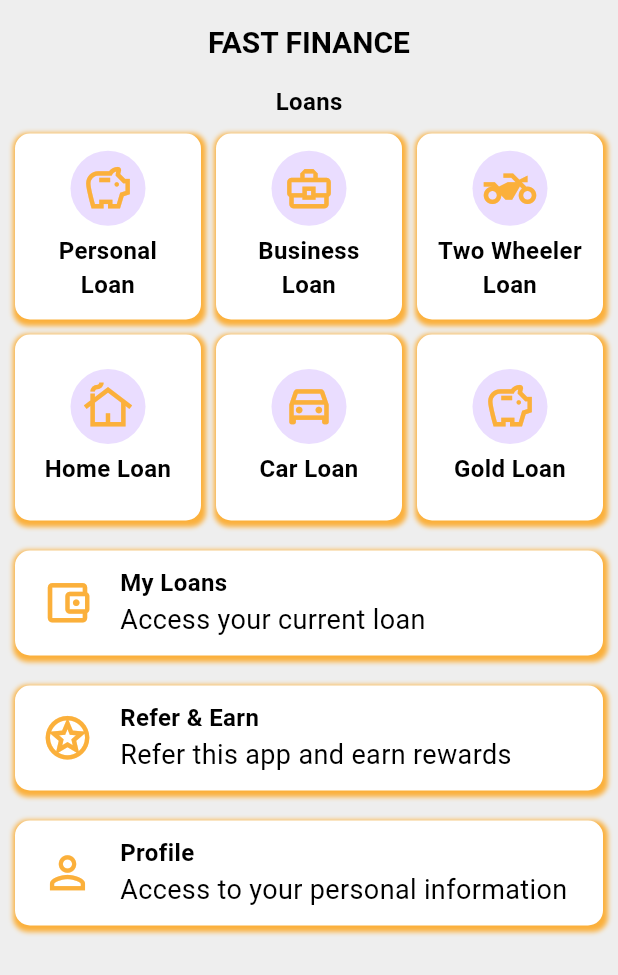
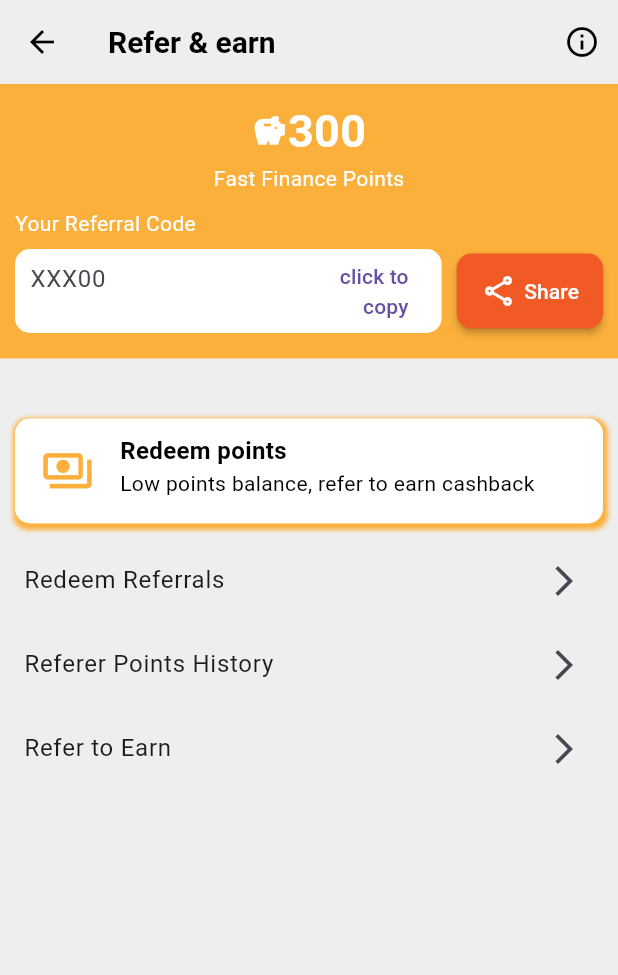
Before and after one commit to mehtab0111/fast_finance, a Flutter app: the HomePage screen opened directly, after a tap on "Refer & Earn", on a phone screen of 412 x 824 dp. Shown: the top 975 px of the screen. Run offline on Flutter 3.47's test engine with Material 2 defaults, Android fonts, the phone set to English and light mode, and no system bars; our stand-ins replace image_picker, introduction_screen, share_plus.

Commit message:
Referral page and UI redesigned

```diff
--- a/lib/Screen/homePage.dart
+++ b/lib/Screen/homePage.dart
@@ -2,10 +2,10 @@ import 'package:fast_finance/Components/database.dart';
 import 'package:fast_finance/Screen/loanAmount.dart';
 import 'package:fast_finance/Screen/myLoan.dart';
 import 'package:fast_finance/Screen/profilePage.dart';
+import 'package:fast_finance/Screen/referAndEarn.dart';
 import 'package:fast_finance/Theme/colors.dart';
 import 'package:fast_finance/Theme/style.dart';
 import 'package:flutter/material.dart';
-import 'package:share_plus/share_plus.dart';
 
 class HomePage extends StatefulWidget {
   const HomePage({Key? key}) : super(key: key);
@@ -24,13 +24,18 @@ class _HomePageState extends State<HomePage> {
         appBar: AppBar(
           // backgroundColor: Colors.transparent,
           centerTitle: true,
-          // leading: Image.asset('images/app_logo.png'),
-          title: Text('Fast Finance'.toUpperCase()),
+          leadingWidth: 100,
+          leading: Image.asset('images/app_logo.png'),
+          // title: Text('Fast Finance'.toUpperCase()),
+          actions: [
+            IconButton(onPressed: (){}, icon: Icon(Icons.info_outline)),
+            IconButton(onPressed: (){}, icon: Icon(Icons.notifications_outlined)),
+            IconButton(onPressed: (){}, icon: Icon(Icons.settings_outlined)),
+          ],
         ),
         body: SingleChildScrollView(
           child: Column(
             children: [
-              Text('Loans', style: kSHeaderStyle()),
               GridView.builder(
                 shrinkWrap: true,
                 physics: NeverScrollableScrollPhysics(),
@@ -105,7 +110,7 @@ class _HomePageState extends State<HomePage> {
                 title: 'Refer & Earn',
                 subText: 'Refer this app and earn rewards',
                 onClick: (){
-                  Share.share('Check out this app and get instant loan easily https://example.com');
+                  Navigator.push(context, MaterialPageRoute(builder: (context) => ReferAndEarn()));
                 },
               ),
               customIconButton(
@@ -166,7 +171,7 @@ Padding customIconButton({required BuildContext context,
                 crossAxisAlignment: CrossAxisAlignment.start,
                 children: [
                   Text(title, style: kSHeaderStyle()),
-                  Text(subText),
+                  Text(subText, style: kSmallStyle()),
                 ],
               ),
             ),
--- /dev/null
+++ b/lib/Screen/referAndEarn.dart
@@ -0,0 +1,135 @@
+import 'package:fast_finance/Components/buttons.dart';
+import 'package:fast_finance/Components/textField.dart';
+import 'package:fast_finance/Screen/homePage.dart';
+import 'package:fast_finance/Theme/colors.dart';
+import 'package:fast_finance/Theme/style.dart';
+import 'package:flutter/material.dart';
+import 'package:share_plus/share_plus.dart';
+
+class ReferAndEarn extends StatefulWidget {
+  const ReferAndEarn({Key? key}) : super(key: key);
+
+  @override
+  State<ReferAndEarn> createState() => _ReferAndEarnState();
+}
+
+class _ReferAndEarnState extends State<ReferAndEarn> {
+  @override
+  Widget build(BuildContext context) {
+    return Scaffold(
+      appBar: AppBar(
+        title: Text('Refer & earn'),
+        actions: [
+          IconButton(onPressed: (){}, icon: Icon(Icons.info_outline)),
+        ],
+      ),
+      body: SingleChildScrollView(
+        child: Column(
+          children: [
+            Container(
+              padding: EdgeInsets.all(10.0),
+              color: kMainColor,
+              child: Column(
+                children: [
+                  Row(
+                    mainAxisAlignment: MainAxisAlignment.center,
+                    children: [
+                      Icon(Icons.savings, color: kWhiteColor),
+                      Text('300', style: kLargeStyle()),
+                    ],
+                  ),
+                  Text('Fast Finance Points', style: kSmallStyle().copyWith(color: kWhiteColor)),
+                  SizedBox(height: 10.0),
+                  Row(
+                    children: [
+                      Text('Your Referral Code', style: kSmallStyle().copyWith(color: kWhiteColor),),
+                    ],
+                  ),
+                  Row(
+                    children: [
+                      Expanded(
+                        child: Padding(
+                          padding: EdgeInsets.symmetric(vertical: 7.0),
+                          child: Container(
+                            padding: EdgeInsets.symmetric(horizontal: 10.0),
+                            decoration: BoxDecoration(
+                              color: Colors.white,
+                              borderRadius: BorderRadius.circular(10.0),
+                              boxShadow: [
+                                BoxShadow(
+                                  spreadRadius: 1,
+                                  blurRadius: 1,
+                                  color: kMainColor.withOpacity(0.1),
+                                  offset: Offset(0, 1),
+                                ),
+                              ],
+                            ),
+                            child: TextField(
+                              readOnly: true,
+                              decoration: InputDecoration(
+                                border: InputBorder.none,
+                                hintText: 'XXX00',
+                                suffixIcon: TextButton(
+                                  onPressed: (){
+                                    var snackBar = SnackBar(content: Text('Code Copied'));
+                                    ScaffoldMessenger.of(context).showSnackBar(snackBar);
+                                  },
+                                  child: Text('click to\ncopy', textAlign: TextAlign.end),
+                                )
+                              ),
+                            ),
+                          ),
+                        ),
+                      ),
+                      SizedBox(width: 10.0),
+                      MaterialButton(
+                        height: 50,
+                        color: k2MainColor,
+                        textColor: kWhiteColor,
+                        shape: materialButtonDesign(),
+                        onPressed: (){
+                          Share.share('Check out this app and get instant loan easily https://example.com');
+                        },
+                        child: Row(
+                          children: const [
+                            Icon(Icons.share_outlined),
+                            SizedBox(width: 5.0),
+                            Text('Share'),
+                          ],
+                        ),
+                      ),
+                    ],
+                  )
+                ],
+              ),
+            ),
+            SizedBox(height: 30.0),
+            customIconButton(
+              context: context, iconData: Icons.payments_outlined,
+              title: 'Redeem points',
+              subText: 'Low points balance, refer to earn cashback',
+              onClick: (){
+                Share.share('Check out this app and get instant loan easily https://example.com');
+              },
+            ),
+            ListTile(
+              title: Text('Redeem Referrals'),
+              onTap: (){},
+              trailing: Icon(Icons.arrow_forward_ios),
+            ),
+            ListTile(
+              title: Text('Referer Points History'),
+              onTap: (){},
+              trailing: Icon(Icons.arrow_forward_ios),
+            ),
+            ListTile(
+              title: Text('Refer to Earn'),
+              onTap: (){},
+              trailing: Icon(Icons.arrow_forward_ios),
+            ),
+          ],
+        ),
+      ),
+    );
+  }
+}
--- a/lib/Theme/style.dart
+++ b/lib/Theme/style.dart
@@ -5,6 +5,7 @@ TextStyle kHeaderStyle() => TextStyle(fontSize: 20, fontWeight: FontWeight.bold)
 TextStyle kSHeaderStyle() => TextStyle(fontSize: 16, fontWeight: FontWeight.w600);
 TextStyle kSmallStyle() => TextStyle(fontSize: 14);
 TextStyle k16Style() => TextStyle(fontSize: 16);
+TextStyle kLargeStyle() => TextStyle(fontSize: 30, fontWeight: FontWeight.bold, color: kWhiteColor);
 TextStyle linkTextStyle() => TextStyle(color: Colors.white, fontWeight: FontWeight.bold, fontSize: 16);
 TextStyle kWhiteTextStyle() => TextStyle(color: kWhiteColor);
 double iconSize() => 35;
```
Also changed, not shown: lib/Screen/Auth/loginPage.dart (+25 -12 lines), lib/Screen/loanAmount.dart (+81 -27 lines).
